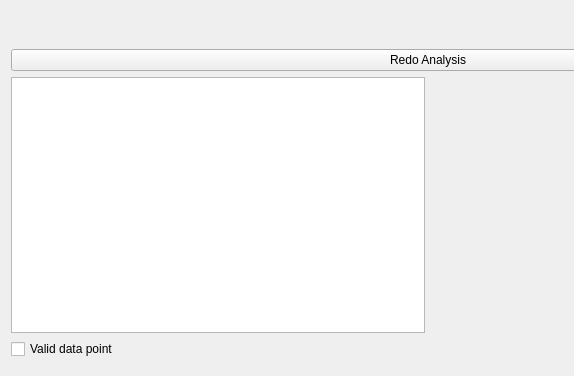
joelfrederico/FACET_Emittance, file ButterflyGUI/mainwindow.ui: the form before one commit; both pictures show x 0 to 574 and y 570 to 946 of the 856 by 946 pixel window.
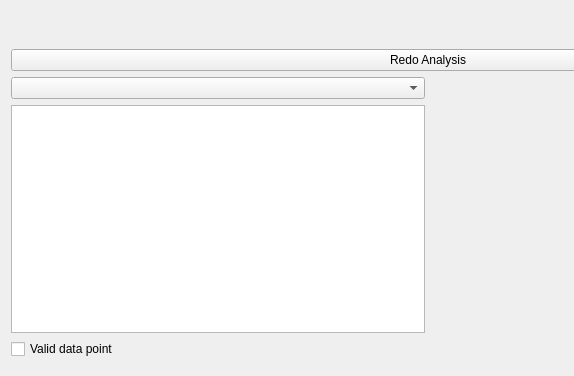
The form after the commit. Custom widgets are drawn as their Qt base class.

Commit message: Closer to analyzing all shots in a dataset.

Diff of the .ui file:
```diff
--- a/ButterflyGUI/mainwindow.ui
+++ b/ButterflyGUI/mainwindow.ui
@@ -109,7 +109,10 @@
         <item>
          <layout class="QVBoxLayout" name="dataset_info_layout">
           <item>
-           <widget class="QTextBrowser" name="textBrowser">
+           <widget class="QComboBox" name="camname_combobox"/>
+          </item>
+          <item>
+           <widget class="QTextBrowser" name="imagenum_text">
             <property name="sizePolicy">
              <sizepolicy hsizetype="Ignored" vsizetype="Ignored">
               <horstretch>1</horstretch>
```
Left out of the diff: 9 changed lines with no effect on the pictures. The commit also changes 2 other files.
